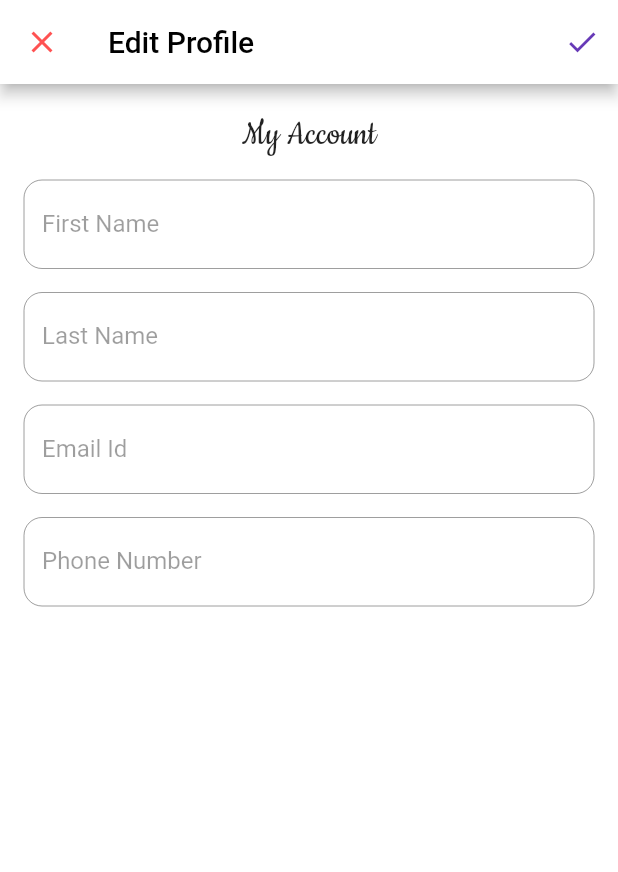
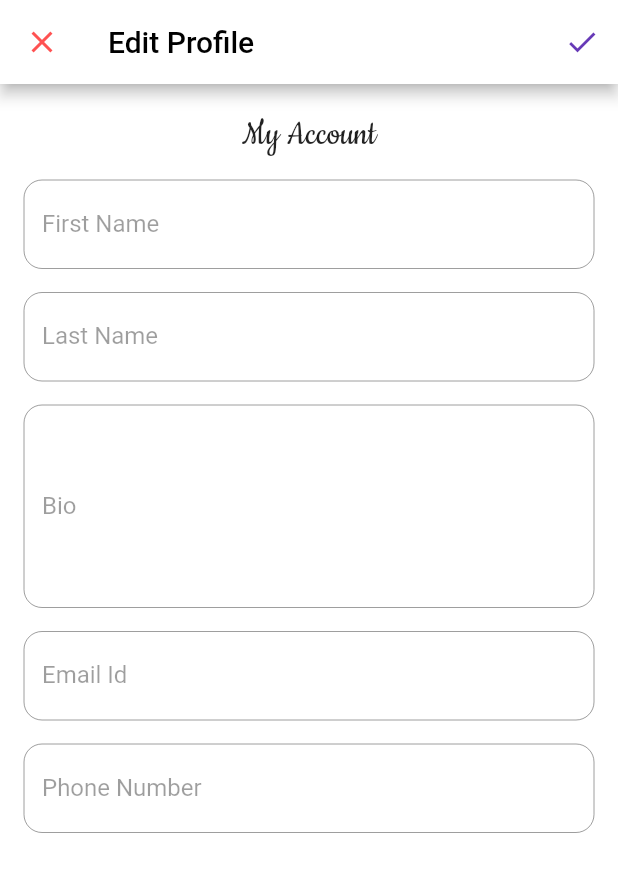
Before and after one commit to roohaani786/Yammerly, a Flutter app: the ProfilePage screen opened directly, after a tap on the "done" icon, on a phone screen of 412 x 824 dp. Shown: the top 872 px of the screen. Run offline on Flutter 3.47's test engine with Material 2 defaults, Android fonts, the phone set to English and light mode, and no system bars; our stand-ins replace camera, cloud_firestore, firebase_auth, firebase_storage, flutter_svg, font_awesome_flutter and 4 more; missing offline and left inert: catcher, esys_flutter_share, flutter_facebook_login, flutter_twitter_login, responsive_layout_builder; accounts and stored records are empty.

Commit message:
profile edit improvements

```diff
--- a/lib/main.dart
+++ b/lib/main.dart
@@ -8,7 +8,10 @@ import 'package:techstagram/pages/intro_page.dart';
 import 'package:techstagram/resources/repository.dart';
 import 'package:techstagram/resources/twittersignin.dart';
 import 'package:techstagram/ui/HomePage.dart';
+import 'package:techstagram/ui/ProfileEdit.dart';
+import 'package:techstagram/ui/ProfilePage.dart';
 import 'package:techstagram/ui/fblogin.dart';
+import 'package:techstagram/views/tabs/profile.dart';
 
 import 'Signup/signup_screen.dart';
 
@@ -50,6 +53,7 @@ class MyAppState extends State<MyApp> {
           '/Welcome': (context) => WelcomeScreen(),
           '/nayasignup': (context) => SignUpScreen(),
           '/Twit': (context) => TwitterLoginScreen(),
+          '/Profile': (context) => HomePage(initialindexg: 4,),
         },
 
 
--- a/lib/models/user.dart
+++ b/lib/models/user.dart
@@ -9,9 +9,10 @@ class User {
    String following;
    String posts;
    String bio;
+   String link;
    String phone;
 
-   User({this.uid, this.email, this.photoUrl, this.displayName, this.followers, this.following, this.bio, this.posts, this.phone});
+   User({this.uid, this.email, this.photoUrl, this.displayName, this.followers, this.following, this.bio, this.posts, this.phone,this.link});
 
     Map toMap(User user) {
     var data = Map<String, dynamic>();
@@ -22,6 +23,7 @@ class User {
     data['followers'] = user.followers;
     data['following'] = user.following;
     data['bio'] = user.bio;
+    data['link'] = user.link;
     data['posts'] = user.posts;
     data['phone'] = user.phone;
     return data;
@@ -31,6 +33,7 @@ class User {
     this.uid = mapData['uid'];
     this.email = mapData['email'];
     this.photoUrl = mapData['photoUrl'];
+    this.link = mapData['link'];
     this.displayName = mapData['displayName'];
     this.followers = mapData['followers'];
     this.following = mapData['following'];
--- a/lib/ui/ProfileEdit.dart
+++ b/lib/ui/ProfileEdit.dart
@@ -23,7 +23,8 @@ class _ProfilePageState extends State<ProfilePage> {
   TextEditingController firstNameController,
       lastNameController,
       emailController,
-      phoneNumberController;
+      phoneNumberController,
+  bioController;
 
   DocumentSnapshot docSnap;
   FirebaseUser currUser;
@@ -44,6 +45,7 @@ class _ProfilePageState extends State<ProfilePage> {
     lastNameController = TextEditingController();
     emailController = TextEditingController();
     phoneNumberController = TextEditingController();
+    bioController = TextEditingController();
     super.initState();
     fetchProfileData();
   }
@@ -65,6 +67,7 @@ class _ProfilePageState extends State<ProfilePage> {
       lastNameController.text = docSnap.data["surname"];
       phoneNumberController.text = docSnap.data["phonenumber"];
       emailController.text = docSnap.data["email"];
+      bioController.text = docSnap.data["bio"];
       setState(() {
         isLoading = false;
         isEditable = true;
@@ -110,6 +113,10 @@ class _ProfilePageState extends State<ProfilePage> {
     phoneNumberController.text.trim()) {
     print("Phone Number Changed");
     isChanged = true;
+    } else if (docSnap.data["bio"].toString().trim() !=
+        bioController.text.trim()) {
+      print("Phone Number Changed");
+      isChanged = true;
     }
 
     if (isChanged) {
@@ -121,11 +128,16 @@ class _ProfilePageState extends State<ProfilePage> {
     data["surname"] = lastNameController.text.trim();
     data["phonenumber"] = phoneNumberController.text.trim();
     data["email"] = emailController.text.trim();
+    data["bio"] = bioController.text.trim();
     Firestore.instance
         .collection("users")
         .document(currUser.uid)
         .setData(data, merge: true);
     snackbarContent = "Profile Updated";
+    if(snackbarContent == "Profile Updated"){
+
+      Navigator.pushNamed(context, '/Profile');
+    }
     try {
     await currUser.updateEmail(data["email"]);
     snackbarContent =
@@ -157,6 +169,7 @@ class _ProfilePageState extends State<ProfilePage> {
     setState(() => isEditable = false);
     }
     }
+
     }
             ,icon: Icon(Icons.done,
             color: Colors.deepPurple,),
@@ -225,6 +238,22 @@ class _ProfilePageState extends State<ProfilePage> {
                               borderRadius: BorderRadius.circular(12),
                               borderSide:
                                   BorderSide(color: Colors.black, width: 1))),
+                    ),
+                    SizedBox(
+                      height: 16,
+                    ),
+
+                    TextFormField(
+                      controller: bioController,
+                      enabled: isEditable,
+                      keyboardType: TextInputType.multiline,
+                      maxLines: 5,
+                      decoration: InputDecoration(
+                          labelText: "Bio",
+                          border: OutlineInputBorder(
+                              borderRadius: BorderRadius.circular(12),
+                              borderSide:
+                              BorderSide(color: Colors.black, width: 1))),
                     ),
                     SizedBox(
                       height: 16,
--- a/lib/ui/ProfilePage.dart
+++ b/lib/ui/ProfilePage.dart
@@ -29,7 +29,8 @@ class _AccountBottomIconScreenState extends State<AccountBottomIconScreen> {
       lastNameController,
       emailController,
       displaynameController,
-      phoneNumberController;
+      phoneNumberController,
+  bioController;
 
   Map<String, dynamic> _profile;
   bool _loading = false;
@@ -65,6 +66,7 @@ class _AccountBottomIconScreenState extends State<AccountBottomIconScreen> {
     lastNameController = TextEditingController();
     emailController = TextEditingController();
     phoneNumberController = TextEditingController();
+    bioController = TextEditingController();
     super.initState();
     // Subscriptions are created here
     authService.profile.listen((state) => setState(() => _profile = state));
@@ -86,6 +88,7 @@ class _AccountBottomIconScreenState extends State<AccountBottomIconScreen> {
       lastNameController.text = docSnap.data["surname"];
       phoneNumberController.text = docSnap.data["phonenumber"];
       emailController.text = docSnap.data["email"];
+      bioController.text = docSnap.data["bio"];
       setState(() {
         isLoading = false;
         isEditable = false;
```
